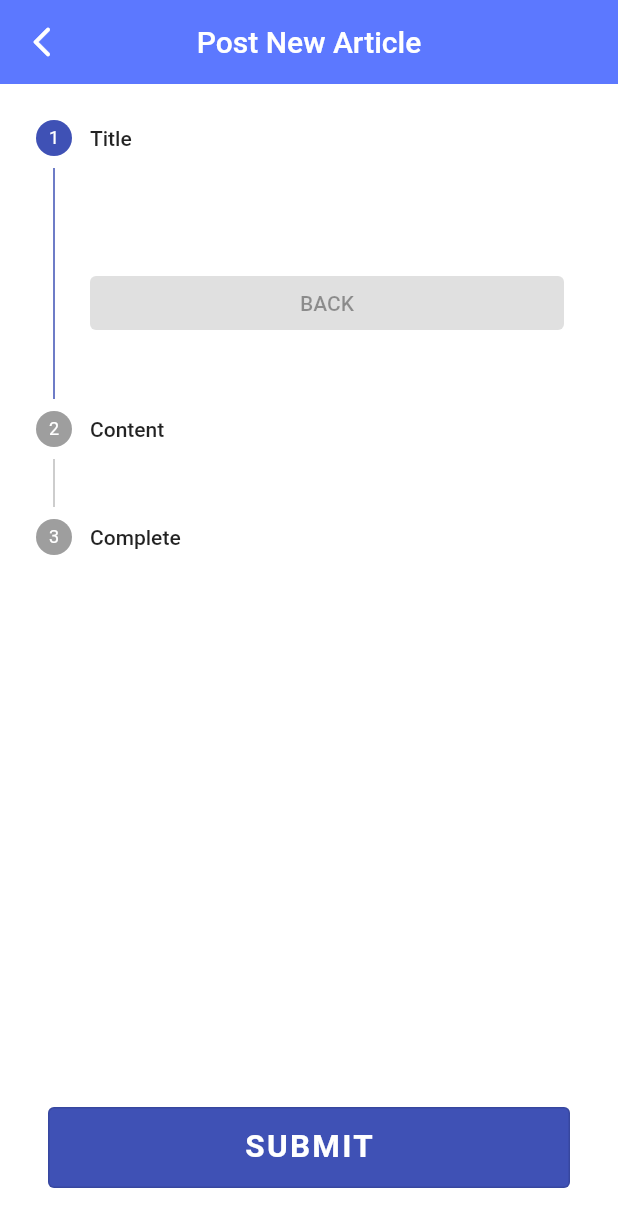
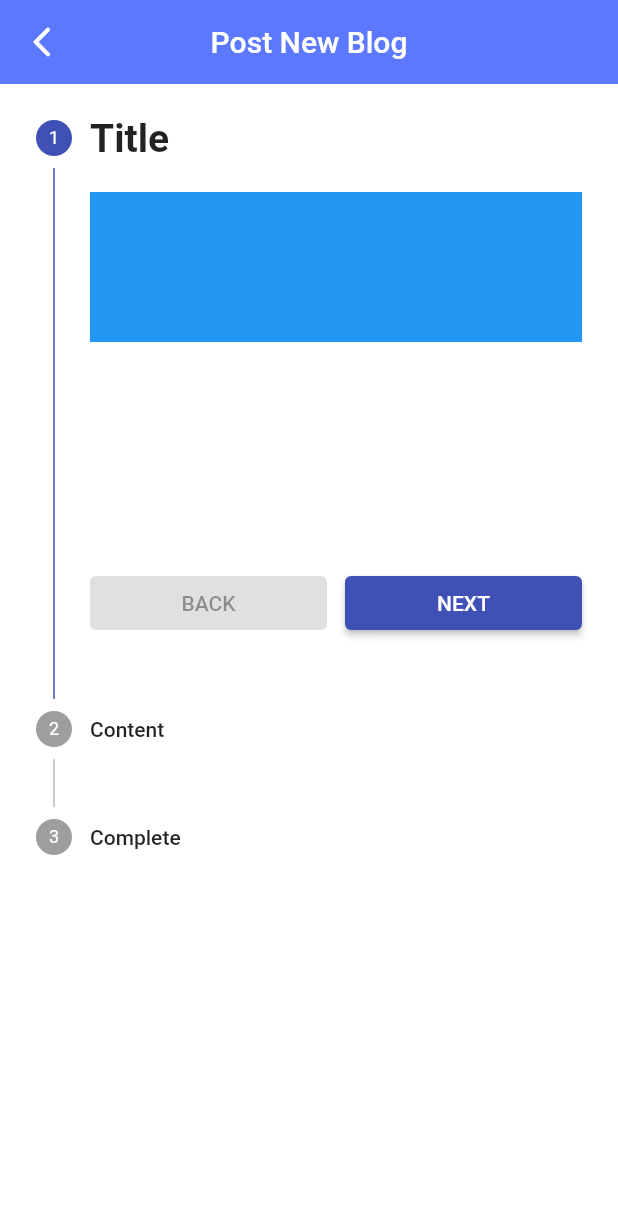
Before and after one commit to JiexinLee/blog, a Flutter app: the Post screen opened directly, on a phone screen of 412 x 824 dp. Shown: the top 1227 px of the screen. Run offline on Flutter 3.47's test engine with Material 2 defaults, Android fonts, the phone set to English and light mode, and no system bars; our stand-ins replace flutter_svg, font_awesome_flutter, get, shared_preferences, smooth_page_indicator, webview_flutter; accounts and stored records are empty.

Commit message:
update comments

```diff
--- a/lib/constants/text.dart
+++ b/lib/constants/text.dart
@@ -5,4 +5,6 @@ class IntroText {
       "Flutter Enthusiast, and have implemented many widgets for reusing, and mobile app will be compatible for different size and multiple platforms. Spending my spare time on programming, and I work on creating better and smoother designs for Flutter.";
   static const String lastPageIntro =
       "Also, I am proficient in different tech stacks like Javascript, HTML, CSS, React.js, React Native etc. I believe you will quickly see more than a positive return on the investment.";
+  static const String introForMePage =
+      "Flutter Software Developer for Flutter& Dart with years experience as Freelancer now. \nMy mission is to create a better software world with awesome Flutter app designs!";
 }
--- a/lib/pages/find/find.dart
+++ b/lib/pages/find/find.dart
@@ -21,6 +21,7 @@ class _FindState extends State<Find> {
       ),
       body: Column(
         children: [
+          /// Search textfield
           Container(
             margin: const EdgeInsets.fromLTRB(16, 16, 16, 16),
             child: TextField(
@@ -38,6 +39,8 @@ class _FindState extends State<Find> {
               ),
             ),
           ),
+
+          /// staggered grid view
           BasicGridView(),
         ],
       ),
--- a/lib/pages/home/blog.dart
+++ b/lib/pages/home/blog.dart
@@ -31,7 +31,7 @@ class _BlogDetailState extends State<BlogDetail> {
       // For Android platform
       onWillPop: () async {
         if (await controller.canGoBack()) {
-          // Stay in App when press back button
+          // Stay in App when press back button(original button)
           return false;
         } else {
           return true;
@@ -75,7 +75,7 @@ class _BlogDetailState extends State<BlogDetail> {
                     ),
                     Center(
                       child: Text(
-                        "${ (loadingPercentage*100).toInt()} %",
+                        "${(loadingPercentage * 100).toInt()} %",
                         style: const TextStyle(
                             color: Colors.white,
                             fontWeight: FontWeight.bold,
--- a/lib/pages/post/post.dart
+++ b/lib/pages/post/post.dart
@@ -1,6 +1,5 @@
 import 'package:flutter/material.dart';
 import 'package:flutter_abnhelper/constants/colors.dart';
-import 'package:flutter_abnhelper/widgets/button.dart';
 import 'package:get/get.dart';
 
 class Post extends StatefulWidget {
@@ -14,34 +13,64 @@ enum ButtonState { init, loading, done }
 
 class _PostState extends State<Post> {
   ButtonState state = ButtonState.init;
-  // Stepper
+
+  /// Stepper : current step
   int currentStep = 0;
 
   @override
   Widget build(BuildContext context) {
     final width = MediaQuery.of(context).size.width;
 
-    /// Animated Button
+    /// Animated Button globals
     bool isAnimated = false;
     final isStretched = isAnimated || state == ButtonState.init;
     final isDone = state == ButtonState.done;
 
+    /// create each step, each step contain widgets that can be customized
     List<Step> getSteps() => [
           Step(
             state: currentStep > 0 ? StepState.complete : StepState.indexed,
             isActive: currentStep >= 0,
-            title: Text('Title'),
-            content: Container(),
+            title: currentStep == 0
+                ? const Text(
+                    'Title',
+                    style: TextStyle(fontSize: 26, fontWeight: FontWeight.bold),
+                  )
+                : const Text('Title'),
+            // costumized widget
+            content: Container(
+              height: 200,
+              child: ListView(
+                children: [
+                  Container(
+                    height: 100,
+                    color: Colors.blue,
+                  )
+                ],
+              ),
+            ),
           ),
           Step(
             state: currentStep > 1 ? StepState.complete : StepState.indexed,
             isActive: currentStep >= 1,
-            title: Text('Content'),
+            title: currentStep == 1
+                ? const Text(
+                    'Content',
+                    style: TextStyle(fontSize: 26, fontWeight: FontWeight.bold),
+                  )
+                : const Text('Content'),
+            // costumized widget
             content: Container(),
           ),
           Step(
             isActive: currentStep >= 2,
-            title: Text('Complete'),
+            title: currentStep == 2
+                ? const Text(
+                    'Complete',
+                    style: TextStyle(fontSize: 26, fontWeight: FontWeight.bold),
+                  )
+                : const Text('Complete'),
+            // costumized widget
             content: Container(),
           ),
         ];
@@ -50,7 +79,7 @@ class _PostState extends State<Post> {
       appBar: AppBar(
         backgroundColor: AppColor.accentColor,
         title: const Text(
-          "Post New Article",
+          "Post New Blog",
           style: TextStyle(color: Colors.white),
         ),
         leading: IconButton(
@@ -61,9 +90,7 @@ class _PostState extends State<Post> {
           ),
         ),
       ),
-      body: Column(
-        children: [
-          Theme(
+      body: Theme(
         data: Theme.of(context).copyWith(
             colorScheme:
                 const ColorScheme.light(primary: AppColor.mainThemeColor)),
@@ -71,22 +98,28 @@ class _PostState extends State<Post> {
           onStepTapped: (step) => setState(() => currentStep = step),
           steps: getSteps(),
           currentStep: currentStep,
+          // press next button
           onStepContinue: () {
+            // if the step is the last step, run the function,
+            // otherwise, go to next step
             final isLastStep = currentStep == getSteps().length - 1;
             if (isLastStep) {
               //send data to server
+              print("last step");
             } else {
               setState(() => currentStep += 1);
             }
           },
+          // press back button
           onStepCancel: currentStep == 0
               ? null
-                  : () => setState(() => currentStep -= 1),
+              : () => setState(() => currentStep -= 1), //null -> unable button
           controlsBuilder: (context, details) => Container(
             margin: const EdgeInsets.only(top: 50),
             child: Row(
               crossAxisAlignment: CrossAxisAlignment.center,
               children: [
+                // display button if step >= 1
                 if (currentStep != 2)
                   Expanded(
                     child: ElevatedButton(
@@ -97,11 +130,17 @@ class _PostState extends State<Post> {
                 const SizedBox(
                   width: 12,
                 ),
-                    if (currentStep != 0)
-                      Expanded(
+                currentStep != 2 // show submit button if is the last step
+                    ? Expanded(
                         child: ElevatedButton(
                           onPressed: details.onStepContinue,
                           child: const Text("NEXT"),
+                        ),
+                      )
+                    : Expanded(
+                        child: ElevatedButton(
+                          onPressed: details.onStepContinue,
+                          child: const Text("SUBMIT"),
                         ),
                       ),
               ],
@@ -109,45 +148,6 @@ class _PostState extends State<Post> {
           ),
         ),
       ),
-          Expanded(child: Container()),
-          Container(
-            alignment: Alignment.center,
-            padding: const EdgeInsets.all(32),
-            child: AnimatedContainer(
-              width: state == ButtonState.init ? width : 60,
-              height: 54,
-              duration: const Duration(milliseconds: 300),
-              curve: Curves.easeIn,
-              onEnd: () => setState(() => isAnimated = !isAnimated),
-              child: isStretched ? loadingButton() : buildSmallButton(isDone),
-            ),
-          )
-        ],
-      ),
     );
   }
-
-  Widget loadingButton() => OutlinedButton(
-        onPressed: () async {
-          setState(() => state = ButtonState.loading);
-          await Future.delayed(const Duration(milliseconds: 2000));
-          setState(() => state = ButtonState.done);
-          await Future.delayed(const Duration(milliseconds: 1000));
-          setState(() => state = ButtonState.init);
-        },
-        style: OutlinedButton.styleFrom(
-          backgroundColor: Colors.indigo,
-        ),
-        child: const FittedBox(
-          child: Text(
-            'SUBMIT',
-            style: TextStyle(
-              fontSize: 21,
-              color: Colors.white,
-              letterSpacing: 1.5,
-              fontWeight: FontWeight.w600,
-            ),
-          ),
-        ),
-      );
 }
--- a/lib/widgets/welcome.dart
+++ b/lib/widgets/welcome.dart
@@ -1,5 +1,6 @@
 import 'package:flutter/material.dart';
 
+/// each welcome page
 Widget buildWelcomePage({
   required String title,
   required Color color,
```
Also changed, not shown: lib/pages/find/grids.dart (+11 -1 lines), lib/pages/home/home.dart (+8 -7 lines), lib/pages/me/me.dart (+15 -7 lines), lib/pages/welcome/welcome.dart (+16 -1 lines), lib/widgets/button.dart (+26 -0 lines). Lines whose indentation alone changed are shown as unchanged.
